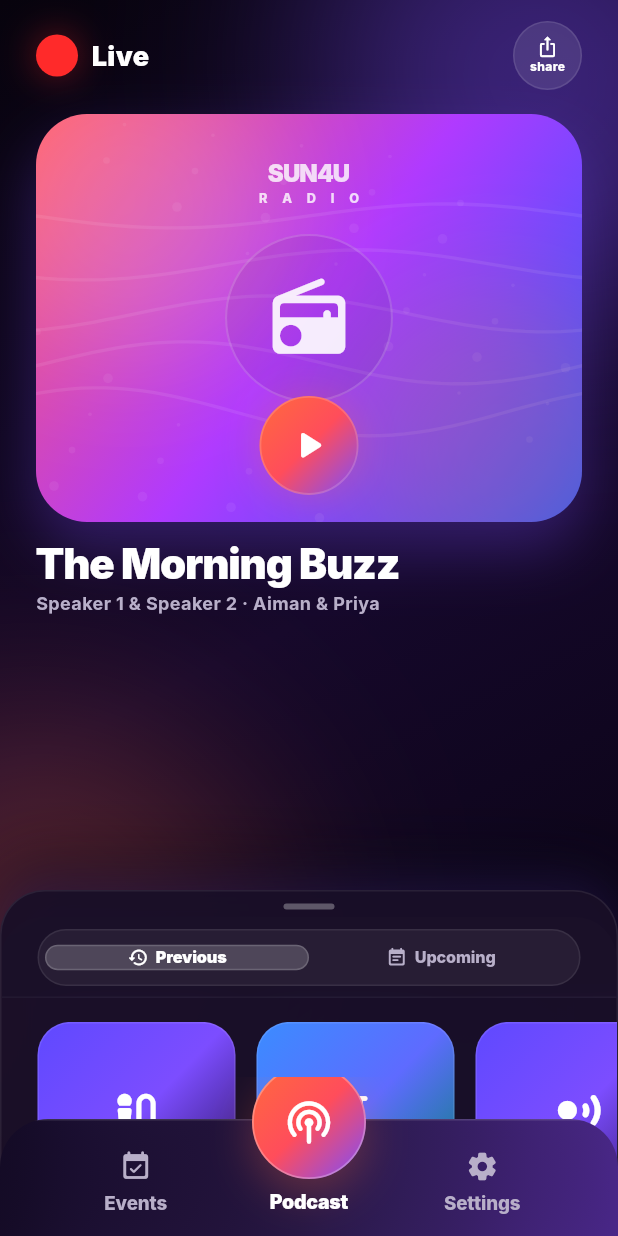
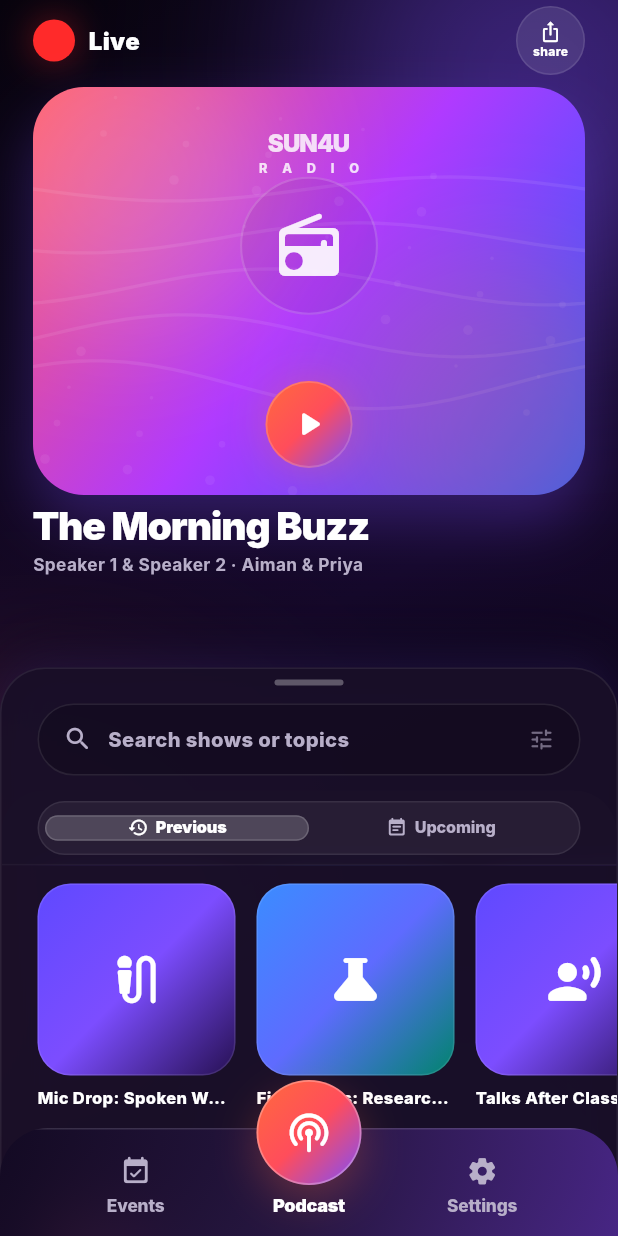
Before and after one commit to SawadaSyahmi/sunuradioapp2, a Flutter app: the MainShell screen opened directly, after a tap on "Previous", on a phone screen of 412 x 824 dp. Run offline on Flutter 3.47's test engine with Material 3 defaults, Android fonts, the phone set to English and light mode, and no system bars; our stand-ins replace device_preview, just_audio, shared_preferences; accounts and stored records are empty; Roboto replaces fonts that are missing (Inter).

Commit message:
draft02_final

```diff
--- a/lib/screens/events_screen.dart
+++ b/lib/screens/events_screen.dart
@@ -17,7 +17,7 @@ class EventsScreen extends StatelessWidget {
       child: SafeArea(
         child: ListView(
           physics: const BouncingScrollPhysics(),
-          padding: const EdgeInsets.fromLTRB(18, 20, 18, 132),
+          padding: const EdgeInsets.fromLTRB(18, 20, 18, 122),
           children: [
             const Text('Events', style: TextStyle(fontSize: 34, fontWeight: FontWeight.w900, letterSpacing: -.8)),
             const SizedBox(height: 6),
--- a/lib/screens/main_shell.dart
+++ b/lib/screens/main_shell.dart
@@ -58,8 +58,9 @@ class _BottomDock extends StatelessWidget {
 
     return SizedBox(
       width: double.infinity,
-      height: 106 + bottomInset,
+      height: 116 + bottomInset,
       child: Stack(
+        clipBehavior: Clip.none,
         alignment: Alignment.bottomCenter,
         children: [
           Positioned(
@@ -71,8 +72,8 @@ class _BottomDock extends StatelessWidget {
               child: BackdropFilter(
                 filter: ImageFilter.blur(sigmaX: 20, sigmaY: 20),
                 child: Container(
-                  height: 78 + bottomInset,
-                  padding: EdgeInsets.fromLTRB(24, 16, 24, bottomInset + 10),
+                  height: 72 + bottomInset,
+                  padding: EdgeInsets.fromLTRB(24, 13, 24, bottomInset + 8),
                   decoration: BoxDecoration(
                     gradient: LinearGradient(
                       begin: Alignment.topLeft,
@@ -120,7 +121,7 @@ class _BottomDock extends StatelessWidget {
             ),
           ),
           Positioned(
-            bottom: bottomInset + 14,
+            bottom: bottomInset + 12,
             child: _CenterPodcastButton(
               selected: selectedIndex == 1,
               onTap: () => onChanged(1),
@@ -148,8 +149,8 @@ class _CenterPodcastButton extends StatelessWidget {
           AnimatedContainer(
             duration: const Duration(milliseconds: 220),
             curve: Curves.easeOutCubic,
-            width: 76,
-            height: 76,
+            width: 70,
+            height: 70,
             decoration: BoxDecoration(
               shape: BoxShape.circle,
               gradient: selected
@@ -170,7 +171,7 @@ class _CenterPodcastButton extends StatelessWidget {
             ),
             child: Icon(
               Icons.podcasts_rounded,
-              size: 34,
+              size: 31,
               color: Colors.white.withOpacity(selected ? 1 : .92),
             ),
           ),
@@ -179,7 +180,7 @@ class _CenterPodcastButton extends StatelessWidget {
             'Podcast',
             style: TextStyle(
               color: Colors.white.withOpacity(selected ? 1 : .78),
-              fontSize: 13,
+              fontSize: 12,
               fontWeight: FontWeight.w900,
               letterSpacing: -.2,
             ),
@@ -215,13 +216,13 @@ class _SideNavItem extends StatelessWidget {
           child: Column(
             mainAxisSize: MainAxisSize.min,
             children: [
-              Icon(icon, size: 22, color: selected ? Colors.white : AppColors.muted),
+              Icon(icon, size: 21, color: selected ? Colors.white : AppColors.muted),
               const SizedBox(height: 5),
               Text(
                 label,
                 style: TextStyle(
                   color: selected ? Colors.white : AppColors.muted,
-                  fontSize: 12.5,
+                  fontSize: 11.5,
                   fontWeight: selected ? FontWeight.w900 : FontWeight.w800,
                   letterSpacing: -.1,
                 ),
--- a/lib/screens/radio_screen.dart
+++ b/lib/screens/radio_screen.dart
@@ -45,12 +45,12 @@ class _RadioScreenState extends State<RadioScreen> {
                 ),
               ),
               DraggableScrollableSheet(
-                // Starts slightly lower so the player remains the focus.
-                initialChildSize: .28,
-                minChildSize: .18,
+                // Starts higher so the sheet fills the empty middle area.
+                initialChildSize: .46,
+                minChildSize: .34,
                 maxChildSize: .985,
                 snap: true,
-                snapSizes: const [.28, .62, .985],
+                snapSizes: const [.46, .70, .985],
                 builder: (context, controller) {
                   return _DiscoverySheet(
                     controller: controller,
@@ -92,13 +92,13 @@ class _TopPlayer extends StatelessWidget {
   @override
   Widget build(BuildContext context) {
     final width = MediaQuery.sizeOf(context).width;
-    final artworkHeight = math.min(width - 56, maxHeight * .33).clamp(210.0, 300.0).toDouble();
-    final topGap = maxHeight < 760 ? 10.0 : 16.0;
+    final artworkHeight = math.min(width - 50, maxHeight * .33).clamp(220.0, 300.0).toDouble();
+    final topGap = maxHeight < 760 ? 6.0 : 8.0;
     final title = isRecorded ? episode!.title : currentShow.title;
     final speaker = isRecorded ? episode!.host : currentShow.host;
 
     return Padding(
-      padding: const EdgeInsets.fromLTRB(24, 14, 24, 0),
+      padding: const EdgeInsets.fromLTRB(22, 4, 22, 0),
       child: Column(
         crossAxisAlignment: CrossAxisAlignment.start,
         children: [
@@ -118,7 +118,7 @@ class _TopPlayer extends StatelessWidget {
               icon: isRecorded ? Icons.mic_external_on_rounded : Icons.radio_rounded,
             ),
           ),
-          const SizedBox(height: 14),
+          const SizedBox(height: 8),
           Row(
             crossAxisAlignment: CrossAxisAlignment.end,
             children: [
@@ -131,7 +131,7 @@ class _TopPlayer extends StatelessWidget {
                       maxLines: 2,
                       overflow: TextOverflow.ellipsis,
                       style: const TextStyle(
-                        fontSize: 28,
+                        fontSize: 26,
                         fontWeight: FontWeight.w900,
                         height: 1.0,
                         letterSpacing: -.75,
@@ -142,7 +142,7 @@ class _TopPlayer extends StatelessWidget {
                       isRecorded ? speaker : 'Speaker 1 & Speaker 2 · ${speaker}',
                       maxLines: 1,
                       overflow: TextOverflow.ellipsis,
-                      style: const TextStyle(color: AppColors.muted, fontSize: 12, fontWeight: FontWeight.w700),
+                      style: const TextStyle(color: AppColors.muted, fontSize: 11.5, fontWeight: FontWeight.w700),
                     ),
                   ],
                 ),
@@ -155,7 +155,7 @@ class _TopPlayer extends StatelessWidget {
                 ),
             ],
           ),
-          SizedBox(height: maxHeight < 760 ? 8 : 10),
+          SizedBox(height: maxHeight < 760 ? 4 : 6),
           if (isRecorded)
             Padding(
               padding: const EdgeInsets.only(top: 4),
@@ -184,7 +184,7 @@ class _TransportButton extends StatelessWidget {
   Widget build(BuildContext context) {
     return Container(
       width: 52,
-      height: 52,
+      height: 48,
       decoration: BoxDecoration(
         color: Colors.white.withOpacity(.075),
         shape: BoxShape.circle,
@@ -219,7 +219,7 @@ class _StatusDot extends StatelessWidget {
             ),
           ),
           const SizedBox(width: 9),
-          Text(label, style: const TextStyle(fontSize: 18, fontWeight: FontWeight.w900)),
+          Text(label, style: const TextStyle(fontSize: 16, fontWeight: FontWeight.w900)),
         ],
       ),
     );
@@ -304,16 +304,18 @@ class _DiscoverySheetState extends State<_DiscoverySheet> {
           SliverToBoxAdapter(
             child: Column(
               children: [
-                const SizedBox(height: 8),
+                const SizedBox(height: 7),
                 Container(
-                  width: 34,
+                  width: 46,
                   height: 4,
                   decoration: BoxDecoration(
                     color: Colors.white.withOpacity(.30),
                     borderRadius: BorderRadius.circular(999),
                   ),
                 ),
-                const SizedBox(height: 5),
+                const SizedBox(height: 12),
+                _SearchRow(onSearch: () => _showSearchSheet(context)),
+                const SizedBox(height: 10),
               ],
             ),
           ),
@@ -327,10 +329,10 @@ class _DiscoverySheetState extends State<_DiscoverySheet> {
               },
             ),
           ),
-          const SliverToBoxAdapter(child: SizedBox(height: 16)),
+          const SliverToBoxAdapter(child: SizedBox(height: 12)),
           if (_tab == 0) ..._previousContent(),
           if (_tab == 1) ..._upcomingContent(),
-          const SliverToBoxAdapter(child: SizedBox(height: 152)),
+          const SliverToBoxAdapter(child: SizedBox(height: 145)),
         ],
       ),
     );
@@ -356,9 +358,7 @@ class _DiscoverySheetState extends State<_DiscoverySheet> {
           ),
         ),
       ),
-      const SliverToBoxAdapter(child: SizedBox(height: 16)),
-      SliverToBoxAdapter(child: _SearchRow(onSearch: () => _showSearchSheet(context), onFilter: () => _showFilterSheet(context))),
-      const SliverToBoxAdapter(child: SizedBox(height: 14)),
+      const SliverToBoxAdapter(child: SizedBox(height: 12)),
       const SliverToBoxAdapter(child: _DividerLine()),
       SliverList(
         delegate: SliverChildBuilderDelegate(
@@ -385,7 +385,7 @@ class _DiscoverySheetState extends State<_DiscoverySheet> {
         child: Padding(
           padding: const EdgeInsets.symmetric(horizontal: 24),
           child: Container(
-            height: 132,
+            height: 120,
             padding: const EdgeInsets.all(16),
             decoration: BoxDecoration(
               gradient: LinearGradient(
@@ -404,16 +404,16 @@ class _DiscoverySheetState extends State<_DiscoverySheet> {
             child: Row(
               children: [
                 Container(
-                  width: 82,
-                  height: 82,
+                  width: 72,
+                  height: 72,
                   decoration: BoxDecoration(
                     gradient: AppColors.orangeGradient,
-                    borderRadius: BorderRadius.circular(24),
+                    borderRadius: BorderRadius.circular(22),
                     boxShadow: [BoxShadow(color: AppColors.orange.withOpacity(.28), blurRadius: 18, offset: const Offset(0, 8))],
                   ),
                   child: const Icon(Icons.schedule_rounded, size: 34),
                 ),
-                const SizedBox(width: 14),
+                const SizedBox(width: 12),
                 Expanded(
                   child: Column(
                     crossAxisAlignment: CrossAxisAlignment.start,
@@ -421,7 +421,7 @@ class _DiscoverySheetState extends State<_DiscoverySheet> {
                     children: [
                       const Text('Next on SUN4U', style: TextStyle(color: AppColors.orange, fontSize: 11, fontWeight: FontWeight.w900, letterSpacing: .35)),
                       const SizedBox(height: 6),
-                      Text(featured.title, maxLines: 1, overflow: TextOverflow.ellipsis, style: const TextStyle(fontSize: 18, fontWeight: FontWeight.w900, letterSpacing: -.35)),
+                      Text(featured.title, maxLines: 1, overflow: TextOverflow.ellipsis, style: const TextStyle(fontSize: 16, fontWeight: FontWeight.w900, letterSpacing: -.35)),
                       const SizedBox(height: 4),
                       Text('${featured.time} · ${featured.host}', maxLines: 1, overflow: TextOverflow.ellipsis, style: const TextStyle(color: AppColors.muted, fontSize: 11.5, fontWeight: FontWeight.w700)),
                       const SizedBox(height: 12),
@@ -447,9 +447,7 @@ class _DiscoverySheetState extends State<_DiscoverySheet> {
           ),
         ),
       ),
-      const SliverToBoxAdapter(child: SizedBox(height: 16)),
-      SliverToBoxAdapter(child: _SearchRow(onSearch: () => _showSearchSheet(context), onFilter: () => _showFilterSheet(context))),
-      const SliverToBoxAdapter(child: SizedBox(height: 14)),
+      const SliverToBoxAdapter(child: SizedBox(height: 12)),
       const SliverToBoxAdapter(child: _DividerLine()),
       SliverList(
         delegate: SliverChildBuilderDelegate(
@@ -497,10 +495,10 @@ class _PinnedTabsHeader extends SliverPersistentHeaderDelegate {
   final ValueChanged<int> onChanged;
 
   @override
-  double get minExtent => 54;
+  double get minExtent => 50;
 
   @override
-  double get maxExtent => 54;
+  double get maxExtent => 50;
 
   @override
   Widget build(BuildContext context, double shrinkOffset, bool overlapsContent) {
@@ -553,7 +551,7 @@ class _SheetTabs extends StatelessWidget {
     return Padding(
       padding: const EdgeInsets.symmetric(horizontal: 24),
       child: Container(
-        height: 38,
+        height: 36,
         padding: const EdgeInsets.all(4),
         decoration: BoxDecoration(
           color: Colors.white.withOpacity(.055),
@@ -647,23 +645,20 @@ class _PreviousTile extends StatelessWidget {
 }
 
 class _SearchRow extends StatelessWidget {
-  const _SearchRow({required this.onSearch, required this.onFilter});
+  const _SearchRow({required this.onSearch});
 
   final VoidCallback onSearch;
-  final VoidCallback onFilter;
 
   @override
   Widget build(BuildContext context) {
     return Padding(
       padding: const EdgeInsets.symmetric(horizontal: 24),
-      child: Row(
-        children: [
-          Expanded(
       child: InkWell(
         borderRadius: BorderRadius.circular(24),
         onTap: onSearch,
         child: Container(
-                height: 52,
+          height: 48,
+          width: double.infinity,
           padding: const EdgeInsets.symmetric(horizontal: 16),
           decoration: BoxDecoration(
             color: Colors.black.withOpacity(.18),
@@ -676,7 +671,7 @@ class _SearchRow extends StatelessWidget {
               SizedBox(width: 10),
               Expanded(
                 child: Text(
-                        'Search shows, hosts, topics',
+                  'Search shows or topics',
                   maxLines: 1,
                   overflow: TextOverflow.ellipsis,
                   style: TextStyle(color: AppColors.muted, fontSize: 13.5, fontWeight: FontWeight.w800),
@@ -687,28 +682,6 @@ class _SearchRow extends StatelessWidget {
             ],
           ),
         ),
-            ),
-          ),
-          const SizedBox(width: 10),
-          InkWell(
-            customBorder: const CircleBorder(),
-            onTap: onFilter,
-            child: Container(
-              width: 50,
-              height: 50,
-              decoration: BoxDecoration(
-                gradient: LinearGradient(
-                  begin: Alignment.topLeft,
-                  end: Alignment.bottomRight,
-                  colors: [Colors.white.withOpacity(.14), Colors.white.withOpacity(.06)],
-                ),
-                shape: BoxShape.circle,
-                border: Border.all(color: Colors.white.withOpacity(.10)),
-              ),
-              child: const Icon(Icons.filter_alt_rounded, size: 20, color: Colors.white),
-            ),
-          ),
-        ],
       ),
     );
   }
--- a/lib/screens/settings_screen.dart
+++ b/lib/screens/settings_screen.dart
@@ -17,7 +17,7 @@ class SettingsScreen extends StatelessWidget {
         bottom: false,
         child: ListView(
           physics: const BouncingScrollPhysics(),
-          padding: const EdgeInsets.fromLTRB(20, 18, 20, 132),
+          padding: const EdgeInsets.fromLTRB(20, 18, 20, 122),
           children: [
             Row(
               children: const [
--- a/lib/widgets/show_artwork.dart
+++ b/lib/widgets/show_artwork.dart
@@ -42,7 +42,12 @@ class ShowArtwork extends StatelessWidget {
         ],
       ),
       clipBehavior: Clip.antiAlias,
-      child: Stack(
+      child: LayoutBuilder(
+        builder: (context, constraints) {
+          final cardHeight = constraints.maxHeight;
+          final visualTop = (cardHeight * .22).clamp(46.0, 72.0).toDouble();
+
+          return Stack(
             children: [
               Positioned.fill(child: CustomPaint(painter: _ArtworkPainter())),
               Positioned(
@@ -55,25 +60,30 @@ class ShowArtwork extends StatelessWidget {
                 bottom: -35,
                 child: _BlurCircle(size: 170, color: AppColors.orange.withOpacity(.24)),
               ),
-          Center(
+              Positioned(
+                top: visualTop,
+                left: 0,
+                right: 0,
+                child: Center(
                   child: Container(
-              width: 112,
-              height: 112,
+                    width: 92,
+                    height: 92,
                     decoration: BoxDecoration(
                       shape: BoxShape.circle,
                       color: Colors.black.withOpacity(.06),
                       border: Border.all(color: Colors.white.withOpacity(.16), width: 1.4),
                     ),
-              child: Icon(icon, size: 58, color: Colors.white.withOpacity(.90)),
+                    child: Icon(icon, size: 48, color: Colors.white.withOpacity(.90)),
+                  ),
                 ),
               ),
               if (showLogo)
                 Positioned(
-              top: 28,
+                  top: 26,
                   left: 0,
                   right: 0,
                   child: Opacity(
-                opacity: .80,
+                    opacity: .82,
                     child: Column(
                       children: const [
                         Text('SUN4U', style: TextStyle(fontSize: 16, fontWeight: FontWeight.w900, letterSpacing: -.6)),
@@ -88,9 +98,11 @@ class ShowArtwork extends StatelessWidget {
                   left: 0,
                   right: 0,
                   bottom: 18,
-              child: Center(child: PlayButton(size: 66)),
+                  child: Center(child: PlayButton(size: 58)),
                 ),
             ],
+          );
+        },
       ),
     );
   }
```
Lines whose indentation alone changed are shown as unchanged.
